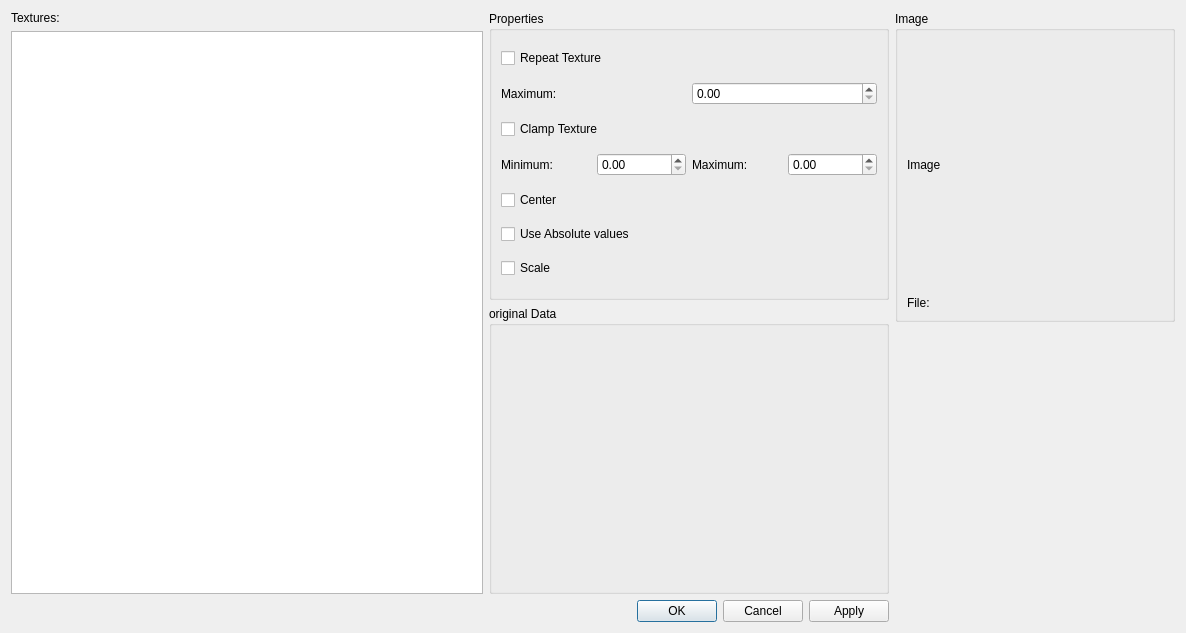
The window that Plugin-TextureControl/textureProperties.ui (ShenRen/OpenFlipper) describes before a commit, drawn with Qt 5.
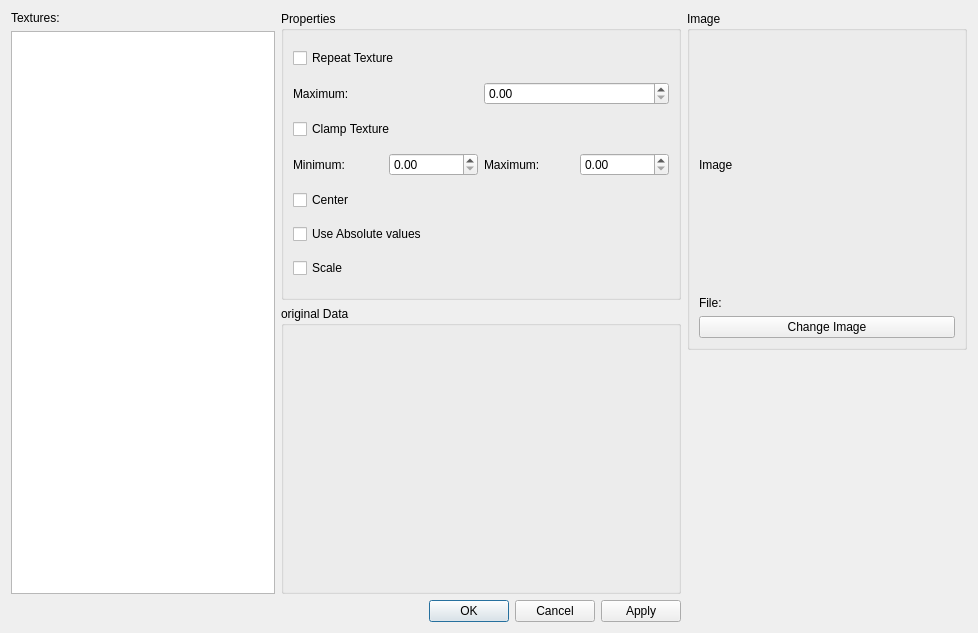
The same window after the commit.

Commit message: Skeleton for image replacement/loading Skeleton for multiTexturing in plugin

```diff
--- a/Plugin-TextureControl/textureProperties.ui
+++ b/Plugin-TextureControl/textureProperties.ui
@@ -5,7 +5,7 @@
    <rect>
     <x>0</x>
     <y>0</y>
-    <width>1186</width>
+    <width>978</width>
     <height>633</height>
    </rect>
   </property>
@@ -164,7 +164,7 @@
      <property name="sizeHint" stdset="0" >
       <size>
        <width>277</width>
-       <height>250</height>
+       <height>212</height>
       </size>
      </property>
     </spacer>
@@ -214,6 +214,13 @@
         </property>
        </widget>
       </item>
+      <item>
+       <widget class="QPushButton" name="changeImageButton" >
+        <property name="text" >
+         <string>Change Image</string>
+        </property>
+       </widget>
+      </item>
      </layout>
     </widget>
    </item>
```
The commit also changes 4 other files.
